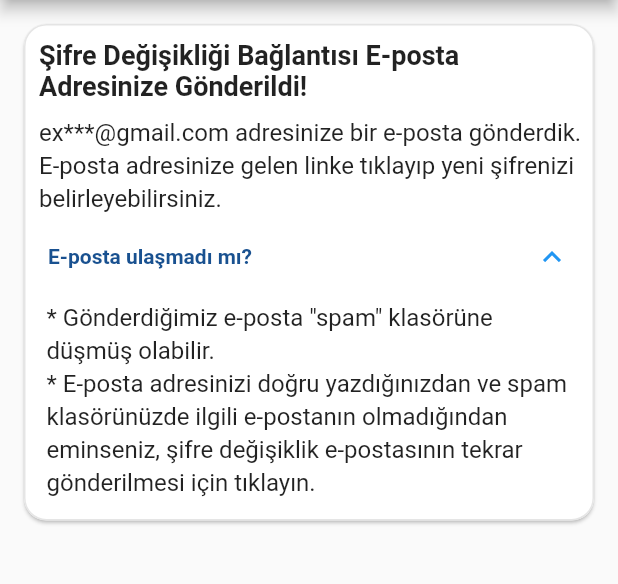
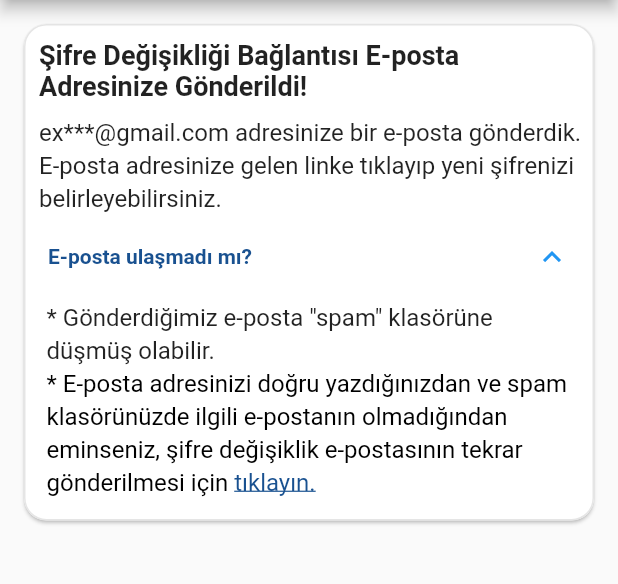
Before and after one commit to DevletApti/apti_auth, a Flutter app: the ForgotPasswordInfoPage screen opened by its route, after a tap on "Şifre Değişikliği Bağlantısı E-posta Adr", on a phone screen of 412 x 824 dp, the part 90-674 px from its top. Run offline on Flutter 3.47's test engine with Material 2 defaults, Android fonts, the phone set to English and light mode, and no system bars; our stand-ins replace bloc, dio, easy_localization, flutter_bloc, flutter_screenutil, font_awesome_flutter and 2 more; accounts and stored records are empty.

Commit message:
forget passwd tiklayin created

```diff
--- a/lib/cubit/send_email_cubit.dart
+++ b/lib/cubit/send_email_cubit.dart
@@ -30,7 +30,7 @@ class SendEmailCubit extends Cubit<SendEmailState> {
     }
   }
 // vorobeyj@yahoo.com
-// Flutter_1234
+// Flutter_1234  //flutter_1234
 
 // pokimon.taylor@yahoo.com
 // Ataballyyev98765
--- a/lib/main.dart
+++ b/lib/main.dart
@@ -1,7 +1,9 @@
 import 'package:apti_mobile/view/add_new_password_page.dart';
 import 'package:apti_mobile/view/email_verify_page.dart';
+import 'package:apti_mobile/view/forget_password_info_page.dart';
 import 'package:apti_mobile/view/forgot_password_page.dart';
 import 'package:apti_mobile/view/login_page.dart';
+import 'package:apti_mobile/view/register_page.dart';
 import 'package:easy_localization/easy_localization.dart';
 import 'package:flutter/material.dart';
 
@@ -29,7 +31,7 @@ class MyApp extends StatelessWidget {
   Widget build(BuildContext context) {
     return MaterialApp(
       debugShowCheckedModeBanner: false,
-      initialRoute: ForgotPasswordPage.routeName,
+      initialRoute: ForgotPasswordInfoPage.routeName,
       onGenerateRoute: MyPageRoute.generateRoute,
       localizationsDelegates: context.localizationDelegates,
       supportedLocales: context.supportedLocales,
--- a/lib/view/forget_password_info_page.dart
+++ b/lib/view/forget_password_info_page.dart
@@ -1,12 +1,12 @@
 import 'package:apti_mobile/localization/locale_keys.g.dart';
+import 'package:apti_mobile/view/forgot_password_page.dart';
 import 'package:easy_localization/easy_localization.dart';
+import 'package:flutter/gestures.dart';
 import 'package:flutter/material.dart';
-import 'package:flutter/services.dart';
 import 'package:uni_links/uni_links.dart';
 import '../core/colors/app_colors.dart';
 import 'package:flutter_screenutil/flutter_screenutil.dart';
 import 'dart:async';
-import 'dart:io';
 
 import 'add_new_password_page.dart';
 
@@ -40,7 +40,6 @@ class _ForgotPasswordInfoPageState extends State<ForgotPasswordInfoPage> {
     }, onError: (err) {
       // Handle exception by warning the user their action did not succeed
     });
-
   }
 
   @override
@@ -127,28 +126,6 @@ class _ForgotPasswordInfoPageState extends State<ForgotPasswordInfoPage> {
         ),
       ),
     );
-    // const ExpansionTile(
-    //   // childrenPadding:
-    //   //     const EdgeInsets.all(10).copyWith(top: 0),
-    //   //  tilePadding: EdgeInsetsGeometry.lerp(, b, t),
-    //   title: Text('E-posta ulaşmadı mı?'),
-    //   // subtitle: Text('Trailing expansion arrow icon'),
-    //   children: <Widget>[
-    //     ListTile(
-    //         contentPadding: EdgeInsets.only(top: 10),
-    //         title: Text(
-    //           ' * Gönderdiğimiz e-posta "spam" klasörüne düşmüş olabilir.',
-    //           textAlign: TextAlign.left,
-    //         )),
-    //     ListTile(
-    //         title: Text(
-    //       'E-posta adresinizi doğru yazdığınızdan ve spam klasörünüzde ilgili e-postanın olmadığından eminseniz, şifre değişiklik e-postasının tekrar gönderilmesi için tıklayın.',
-    //       textAlign: TextAlign.left,
-    //     )),
-    //   ],
-    // ),
-
-    //  _buildEpostaText(),
   }
 
   Widget _buildEpostaText() {
@@ -189,21 +166,37 @@ class _ForgotPasswordInfoPageState extends State<ForgotPasswordInfoPage> {
                     fontWeight: FontWeight.w600,
                     color: AppColors.aptiblueprimary),
               ),
-              children: const [
-                Text(
+              children: [
+                const Text(
                   '* Gönderdiğimiz e-posta "spam" klasörüne düşmüş olabilir.',
                   style: TextStyle(fontSize: 16, height: 1.4),
                 ),
-                Text(
-                  '* E-posta adresinizi doğru yazdığınızdan ve spam klasörünüzde ilgili e-postanın olmadığından eminseniz, şifre değişiklik e-postasının tekrar gönderilmesi için tıklayın.',
-                  style: TextStyle(fontSize: 16, height: 1.4),
-                ),
+                RichText(
+                  text: TextSpan(children: [
+                    const TextSpan(
+                      text:
+                          '* E-posta adresinizi doğru yazdığınızdan ve spam klasörünüzde ilgili e-postanın olmadığından eminseniz, şifre değişiklik e-postasının tekrar gönderilmesi için ',
+                      style: TextStyle(
+                        fontSize: 16,
+                        height: 1.4,
+                        color: Colors.black,
+                      ),
+                    ),
+                    TextSpan(
+                      text: 'tıklayın.',
+                      recognizer: TapGestureRecognizer()
+                        ..onTap = () => Navigator.of(context)
+                            .pushNamed(ForgotPasswordPage.routeName),
+                      style: const TextStyle(
+                        fontSize: 16,
+                        height: 1.4,
+                        decoration: TextDecoration.underline,
+                        color: AppColors.aptiblueprimary,
+                      ),
+                    ),
+                  ]),
+                )
               ],
-              // onExpansionChanged: (isExpanded) => Utils.showSnackBar(
-              //   context,
-              //   text: isExpanded ? 'Expand Tile' : 'Shrink Tile',
-              //   color: isExpanded ? Colors.green : Colors.red,
-              // ),
             ),
           ],
         ),
@@ -246,22 +239,3 @@ Widget _buildContent(BuildContext context) {
     ],
   );
 }
-
-
-
-
-
-
-// extension extForgotPasswordInfo on String {
-
-//   bool get isValidPassword {
-//     final passwordRegExp = RegExp(r'^(?=.*[A-Za-z])(?=.*\d)[A-Za-z\d]{8,}$');
-//     return passwordRegExp.hasMatch(this);
-//   }
-
-//   bool get isNotNull {
-//     return this != null;
-//   }
-
-
-// }
--- a/lib/view/forgot_password_page.dart
+++ b/lib/view/forgot_password_page.dart
@@ -92,6 +92,7 @@ class _ForgotPasswordPageState extends State<ForgotPasswordPage> {
         ),
       ),
       body: SingleChildScrollView(
+        scrollDirection: Axis.vertical,
         child: Column(
           children: <Widget>[
             Padding(
@@ -245,7 +246,10 @@ class _ForgotPasswordPageState extends State<ForgotPasswordPage> {
       children: [
         Visibility(
             visible: isLoading, child: const CircularProgressIndicator()),
-        ElevatedButton(
+        SizedBox(
+          width: 380,
+          height: 50,
+          child: ElevatedButton(
             style: ElevatedButton.styleFrom(
               primary: AppColors.aptiblueprimary,
               onSurface: Colors.blueAccent,
@@ -285,6 +289,7 @@ class _ForgotPasswordPageState extends State<ForgotPasswordPage> {
               ),
             ),
           ),
+        ),
       ],
     );
   }
--- a/lib/view/register_page.dart
+++ b/lib/view/register_page.dart
@@ -550,7 +550,7 @@ class _RegisterPageState extends State<RegisterPage> {
               visible: isLoading, child: const CircularProgressIndicator()),
           SizedBox(
             width: 360,
-            height: 48,
+            height: 50,
             child: ElevatedButton(
               style: ElevatedButton.styleFrom(
                 primary: AppColors.aptiblueprimary,
```
Also changed, not shown: lib/view/email_verify_page.dart (+0 -52 lines). Lines whose indentation alone changed are shown as unchanged.
